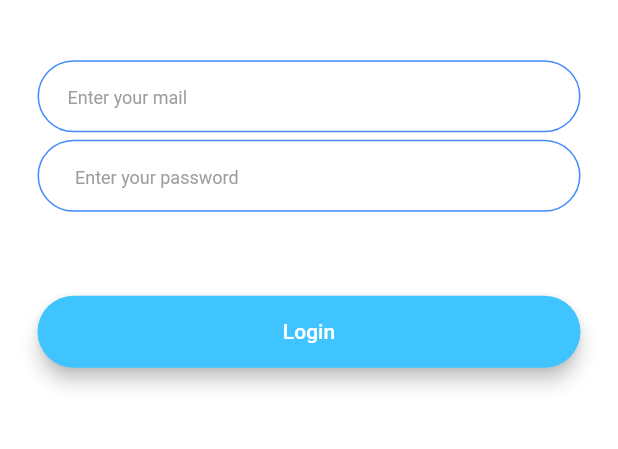
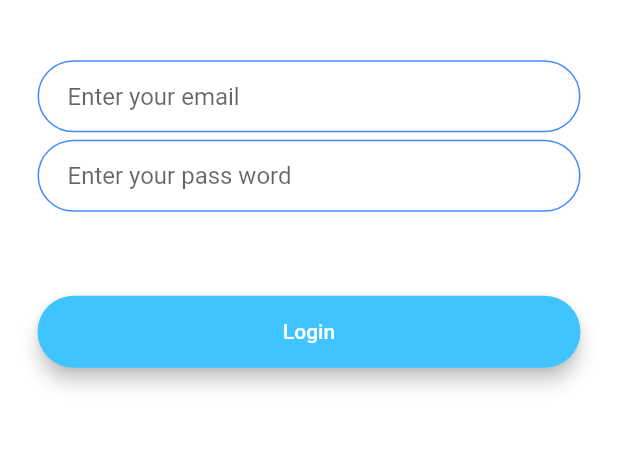
Before and after one commit to hungto228/flutter_flash_chat_reatime, a Flutter app: the screen it shows after launch, after a tap on "login", on a phone screen of 412 x 824 dp, the part 572-1021 px from its top. Run offline on Flutter 3.47's test engine with Material 2 defaults, Android fonts, the phone set to English and light mode, and no system bars; our stand-ins replace animated_text_kit.

Commit message:
refactor TextFieldDecoration

```diff
--- /dev/null
+++ b/lib/compoments/rounded_button.dart
@@ -0,0 +1,30 @@
+import 'package:flutter/material.dart';
+
+class RoundedButton extends StatelessWidget {
+  RoundedButton(
+      {required this.colour, required this.title, required this.onPressed});
+
+  final Color colour;
+  final String title;
+  final Function() onPressed;
+
+  @override
+  Widget build(BuildContext context) {
+    return Padding(
+      padding: EdgeInsets.symmetric(vertical: 16.0),
+      child: Material(
+        elevation: 5.0,
+        color: Colors.blue,
+        borderRadius: BorderRadius.circular(25.0),
+        child: MaterialButton(
+          onPressed: onPressed,
+          child: Text(
+            title,
+            textAlign: TextAlign.center,
+            style: TextStyle(color: Colors.white),
+          ),
+        ),
+      ),
+    );
+  }
+}
--- a/lib/constants.dart
+++ b/lib/constants.dart
@@ -3,9 +3,31 @@ import 'package:flutter/material.dart';
 
 const kSendButtonTextStyte = TextStyle(
     color: Colors.lightBlueAccent, fontWeight: FontWeight.bold, fontSize: 18.0);
+
 const kMessageTextFieldDecoration = InputDecoration(
     contentPadding: EdgeInsets.symmetric(vertical: 10, horizontal: 20.0),
     hintText: "type your message here...",
     border: InputBorder.none);
+
 const kMessageContainerDecoration = BoxDecoration(
     border: Border(top: BorderSide(color: Colors.lightBlueAccent, width: 2.0)));
+
+const kTextFieldDecoration = InputDecoration(
+  hintText: "Enter values ",
+  contentPadding: EdgeInsets.symmetric(vertical: 10.0, horizontal: 20.0),
+  border: OutlineInputBorder(
+    borderRadius: BorderRadius.all(Radius.circular(32.0)),
+  ),
+  enabledBorder: OutlineInputBorder(
+    borderRadius: BorderRadius.all(
+      Radius.circular(32.0),
+    ),
+    borderSide: BorderSide(color: Colors.blueAccent, width: 1.0),
+  ),
+  focusedBorder: OutlineInputBorder(
+    borderRadius: BorderRadius.all(
+      Radius.circular(32.0),
+    ),
+    borderSide: BorderSide(color: Colors.blueAccent, width: 2.0),
+  ),
+);
--- a/lib/main.dart
+++ b/lib/main.dart
@@ -11,11 +11,6 @@ class MyApp extends StatelessWidget {
   @override
   Widget build(BuildContext context) {
     return MaterialApp(
-      theme: ThemeData.dark().copyWith(
-        textTheme: TextTheme(
-          body1: TextStyle(color: Colors.black54),
-        ),
-      ),
       initialRoute: WelcomeScreen().id,
       routes: {
         WelcomeScreen().id: (context) => WelcomeScreen(),
--- a/lib/screen/login_screen.dart
+++ b/lib/screen/login_screen.dart
@@ -1,5 +1,6 @@
 import 'package:flutter/cupertino.dart';
 import 'package:flutter/material.dart';
+import 'package:flutter_flash_chat_reatime/constants.dart';
 
 class LoginScreen extends StatefulWidget {
   static String id = "login_screen";
@@ -32,27 +33,8 @@ class _LoginScreenState extends State<LoginScreen> {
               style: TextStyle(color: Colors.grey),
               textAlignVertical: TextAlignVertical.center,
               onChanged: (values) {},
-              decoration: InputDecoration(
-                  hintText: "Enter your mail",
-                  hintStyle: Theme.of(context)
-                      .textTheme
-                      .caption!
-                      .copyWith(color: Colors.grey),
-                  contentPadding:
-                      EdgeInsets.symmetric(vertical: 10, horizontal: 20),
-                  border: OutlineInputBorder(
-                    borderRadius: BorderRadius.circular(25),
-                    borderSide: BorderSide(color: Colors.black, width: 1.0),
-                  ),
-                  enabledBorder: OutlineInputBorder(
-                    borderRadius: BorderRadius.circular(25),
-                    borderSide:
-                        BorderSide(color: Colors.blueAccent, width: 1.0),
-                  ),
-                  focusedBorder: OutlineInputBorder(
-                      borderRadius: BorderRadius.circular(25.0),
-                      borderSide:
-                          BorderSide(color: Colors.blueAccent, width: 2))),
+              decoration:
+                  kTextFieldDecoration.copyWith(hintText: "Enter your email"),
             ),
             SizedBox(
               height: 5,
@@ -63,29 +45,8 @@ class _LoginScreenState extends State<LoginScreen> {
               ),
               textAlignVertical: TextAlignVertical.center,
               onChanged: (values) {},
-              decoration: InputDecoration(
-                  hintText: "Enter your password",
-                  hintStyle: Theme.of(context)
-                      .textTheme
-                      .caption!
-                      .copyWith(color: Colors.grey),
-                  alignLabelWithHint: true,
-                  contentPadding:
-                      EdgeInsets.symmetric(vertical: 10, horizontal: 25),
-                  border: OutlineInputBorder(
-                    borderRadius: BorderRadius.circular(25),
-                    borderSide:
-                        BorderSide(color: Colors.blueAccent, width: 1.0),
-                  ),
-                  enabledBorder: OutlineInputBorder(
-                    borderRadius: BorderRadius.circular(25.0),
-                    borderSide:
-                        BorderSide(color: Colors.blueAccent, width: 1.0),
-                  ),
-                  focusedBorder: OutlineInputBorder(
-                      borderRadius: BorderRadius.circular(25.0),
-                      borderSide:
-                          BorderSide(color: Colors.blueAccent, width: 2.0))),
+              decoration: kTextFieldDecoration.copyWith(
+                  hintText: "Enter your pass word"),
             ),
             SizedBox(
               height: 40,
--- a/lib/screen/welcome_screen.dart
+++ b/lib/screen/welcome_screen.dart
@@ -1,6 +1,7 @@
 import 'package:animated_text_kit/animated_text_kit.dart';
 import 'package:flutter/cupertino.dart';
 import 'package:flutter/material.dart';
+import 'package:flutter_flash_chat_reatime/compoments/rounded_button.dart';
 import 'package:flutter_flash_chat_reatime/screen/login_screen.dart';
 import 'package:flutter_flash_chat_reatime/screen/resgitransion_screen.dart';
 
@@ -75,43 +76,19 @@ class _WelcomeScreenState extends State<WelcomeScreen>
             SizedBox(
               height: 48.0,
             ),
-            Padding(
-              padding: EdgeInsets.symmetric(vertical: 16.0),
-              child: Material(
-                elevation: 5.0,
-                color: Colors.blue,
-                borderRadius: BorderRadius.circular(25.0),
-                child: MaterialButton(
+            RoundedButton(
+              title: "login",
+              colour: Colors.lightBlueAccent,
               onPressed: () {
                 Navigator.pushNamed(context, LoginScreen.id);
               },
-                  child: Text(
-                    "login",
-                    textAlign: TextAlign.center,
-                    style: TextStyle(color: Colors.white),
             ),
-                ),
-              ),
-            ),
-            Padding(
-              padding: EdgeInsets.symmetric(vertical: 16.0),
-              child: Material(
-                elevation: 5,
-                color: Colors.blueAccent,
-                borderRadius: BorderRadius.circular(25.0),
-                child: MaterialButton(
+            RoundedButton(
+              title: "Resgiter",
+              colour: Colors.lightBlueAccent,
               onPressed: () {
-                    setState(() {
                 Navigator.pushNamed(context, ResgitransionScreen.id);
-                    });
               },
-                  child: Text(
-                    "resgitter",
-                    textAlign: TextAlign.center,
-                    style: TextStyle(color: Colors.white),
-                  ),
-                ),
-              ),
             ),
           ],
         ),
```
Also changed, not shown: lib/screen/resgitransion_screen.dart (+6 -48 lines). Lines whose indentation alone changed are shown as unchanged.
